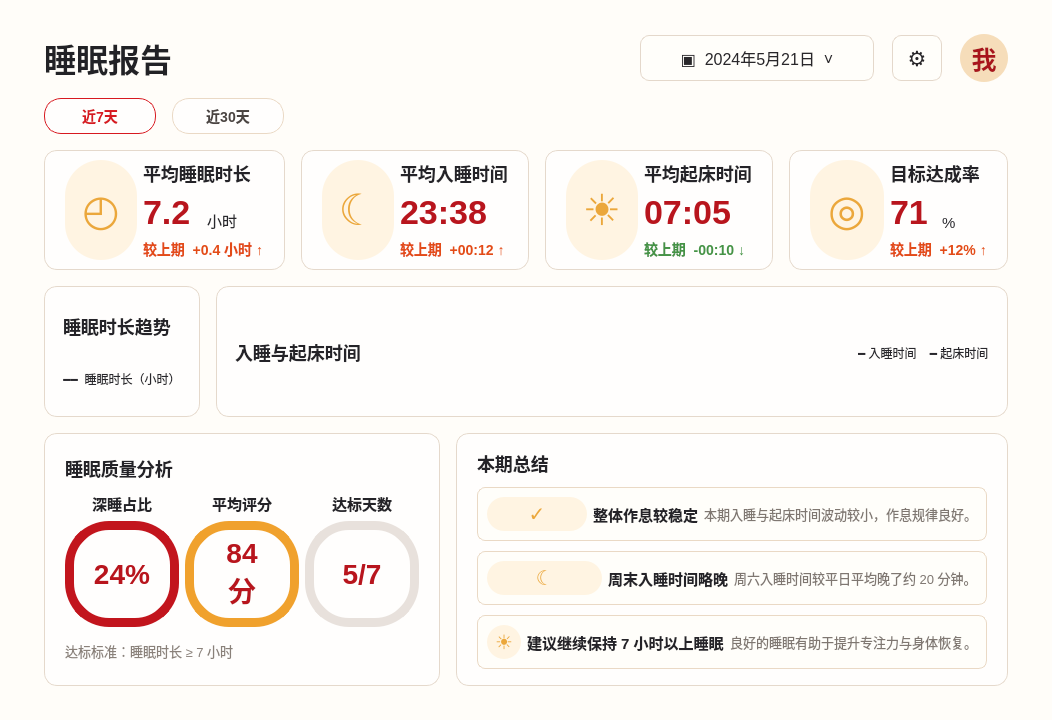
First picture: the form in pages/analysis.ui, repository Rain16hyx/PKUsleeper, before the edit.
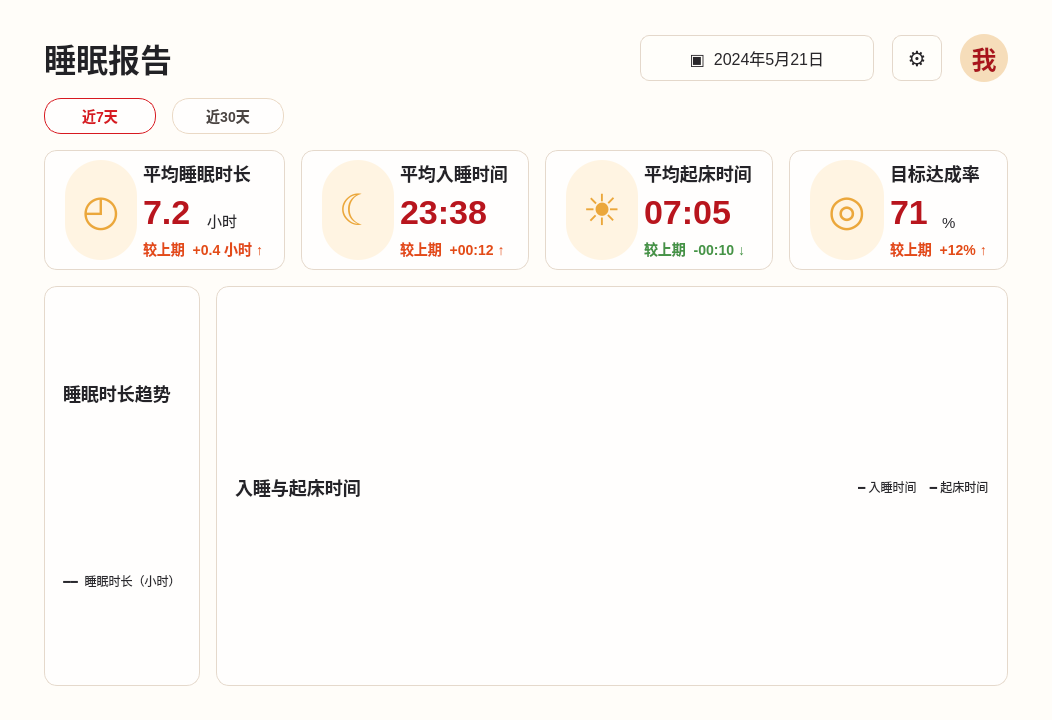
Second picture: the form after the edit.

Patch:
```diff
--- a/pages/analysis.ui
+++ b/pages/analysis.ui
@@ -97,9 +97,7 @@
 #statFrame_3,
 #statFrame_4,
 #durationChartFrame,
-#timeChartFrame,
-#qualityFrame,
-#summaryFrame {
+#timeChartFrame {
     background: #fffefd;
     border: 1px solid #e5d9cc;
     border-radius: 13px;
@@ -123,9 +121,7 @@
 #statTitle_3,
 #statTitle_4,
 #chartTitle,
-#chartTitle_2,
-#chartTitle_3,
-#chartTitle_4 {
+#chartTitle_2 {
     color: #242328;
     font-size: 18px;
     font-weight: 800;
@@ -213,76 +209,9 @@
     font-weight: 800;
 }
 
-#ringLabel,
-#ringLabel_2,
-#ringLabel_3 {
-    min-width: 88px;
-    min-height: 88px;
-    border-radius: 44px;
-    border: 9px solid #f0a12d;
-    background: #fffefd;
-    color: #b8151d;
-    font-size: 28px;
-    font-weight: 900;
-}
-
-#ringLabel {
-    border-color: #c2151d;
-}
-
-#ringLabel_3 {
-    border-color: #e8e1dc;
-}
-
-#qualityTitle,
-#qualityTitle_2,
-#qualityTitle_3 {
-    color: #242328;
-    font-size: 15px;
-    font-weight: 800;
-}
-
-#qualityHint {
-    color: #8a817a;
-    font-size: 13px;
-}
-
-#summaryRow,
-#summaryRow_2,
-#summaryRow_3 {
-    background: #fffefa;
-    border: 1px solid #ead9c5;
-    border-radius: 8px;
-}
-
-#summaryIcon,
-#summaryIcon_2,
-#summaryIcon_3 {
-    min-width: 34px;
-    min-height: 34px;
-    border-radius: 17px;
-    background: #fff4e2;
-    color: #eba73b;
-    font-size: 20px;
-    font-weight: 900;
-}
-
-#summaryTitle,
-#summaryTitle_2,
-#summaryTitle_3 {
-    color: #242328;
-    font-size: 15px;
-    font-weight: 800;
-}
-
-#summaryText,
-#summaryText_2,
-#summaryText_3 {
-    color: #7f7771;
-    font-size: 13px;
-}</string>
+</string>
   </property>
-  <layout class="QVBoxLayout" name="verticalLayout" stretch="0,0,0,1,1">
+  <layout class="QVBoxLayout" name="verticalLayout" stretch="0,0,0,1">
    <property name="spacing">
     <number>16</number>
    </property>
@@ -326,7 +255,7 @@
      <item>
       <widget class="QPushButton" name="dateButton">
        <property name="text">
-        <string>▣  2024年5月21日  ˅</string>
+        <string>▣  2024年5月21日</string>
        </property>
       </widget>
      </item>
@@ -712,246 +641,6 @@
      </item>
     </layout>
    </item>
-   <item>
-    <layout class="QHBoxLayout" name="bottomLayout">
-     <property name="spacing">
-      <number>16</number>
-     </property>
-     <item>
-      <widget class="QFrame" name="qualityFrame">
-       <property name="frameShape">
-        <enum>QFrame::Shape::NoFrame</enum>
-       </property>
-       <layout class="QVBoxLayout" name="qualityLayout">
-        <property name="leftMargin">
-         <number>20</number>
-        </property>
-        <property name="topMargin">
-         <number>16</number>
-        </property>
-        <property name="rightMargin">
-         <number>20</number>
-        </property>
-        <property name="bottomMargin">
-         <number>16</number>
-        </property>
-        <item>
-         <widget class="QLabel" name="chartTitle_3">
-          <property name="text">
-           <string>睡眠质量分析</string>
-          </property>
-         </widget>
-        </item>
-        <item>
-         <layout class="QHBoxLayout" name="ringsLayout">
-          <item>
-           <layout class="QVBoxLayout" name="ringLayout">
-            <item>
-             <widget class="QLabel" name="qualityTitle">
-              <property name="text">
-               <string>深睡占比</string>
-              </property>
-              <property name="alignment">
-               <set>Qt::AlignmentFlag::AlignCenter</set>
-              </property>
-             </widget>
-            </item>
-            <item>
-             <widget class="QLabel" name="ringLabel">
-              <property name="text">
-               <string>24%</string>
-              </property>
-              <property name="alignment">
-               <set>Qt::AlignmentFlag::AlignCenter</set>
-              </property>
-             </widget>
-            </item>
-           </layout>
-          </item>
-          <item>
-           <layout class="QVBoxLayout" name="ringLayout_2">
-            <item>
-             <widget class="QLabel" name="qualityTitle_2">
-              <property name="text">
-               <string>平均评分</string>
-              </property>
-              <property name="alignment">
-               <set>Qt::AlignmentFlag::AlignCenter</set>
-              </property>
-             </widget>
-            </item>
-            <item>
-             <widget class="QLabel" name="ringLabel_2">
-              <property name="text">
-               <string>84
-分</string>
-              </property>
-              <property name="alignment">
-               <set>Qt::AlignmentFlag::AlignCenter</set>
-              </property>
-             </widget>
-            </item>
-           </layout>
-          </item>
-          <item>
-           <layout class="QVBoxLayout" name="ringLayout_3">
-            <item>
-             <widget class="QLabel" name="qualityTitle_3">
-              <property name="text">
-               <string>达标天数</string>
-              </property>
-              <property name="alignment">
-               <set>Qt::AlignmentFlag::AlignCenter</set>
-              </property>
-             </widget>
-            </item>
-            <item>
-             <widget class="QLabel" name="ringLabel_3">
-              <property name="text">
-               <string>5/7</string>
-              </property>
-              <property name="alignment">
-               <set>Qt::AlignmentFlag::AlignCenter</set>
-              </property>
-             </widget>
-            </item>
-           </layout>
-          </item>
-         </layout>
-        </item>
-        <item>
-         <widget class="QLabel" name="qualityHint">
-          <property name="text">
-           <string>达标标准：睡眠时长 ≥ 7 小时</string>
-          </property>
-         </widget>
-        </item>
-       </layout>
-      </widget>
-     </item>
-     <item>
-      <widget class="QFrame" name="summaryFrame">
-       <property name="frameShape">
-        <enum>QFrame::Shape::NoFrame</enum>
-       </property>
-       <layout class="QVBoxLayout" name="summaryLayout">
-        <property name="spacing">
-         <number>10</number>
-        </property>
-        <property name="leftMargin">
-         <number>20</number>
-        </property>
-        <property name="topMargin">
-         <number>16</number>
-        </property>
-        <property name="rightMargin">
-         <number>20</number>
-        </property>
-        <property name="bottomMargin">
-         <number>16</number>
-        </property>
-        <item>
-         <widget class="QLabel" name="chartTitle_4">
-          <property name="text">
-           <string>本期总结</string>
-          </property>
-         </widget>
-        </item>
-        <item>
-         <widget class="QFrame" name="summaryRow">
-          <layout class="QHBoxLayout" name="summaryRowLayout">
-           <item>
-            <widget class="QLabel" name="summaryIcon">
-             <property name="text">
-              <string>✓</string>
-             </property>
-             <property name="alignment">
-              <set>Qt::AlignmentFlag::AlignCenter</set>
-             </property>
-            </widget>
-           </item>
-           <item>
-            <widget class="QLabel" name="summaryTitle">
-             <property name="text">
-              <string>整体作息较稳定</string>
-             </property>
-            </widget>
-           </item>
-           <item>
-            <widget class="QLabel" name="summaryText">
-             <property name="text">
-              <string>本期入睡与起床时间波动较小，作息规律良好。</string>
-             </property>
-            </widget>
-           </item>
-          </layout>
-         </widget>
-        </item>
-        <item>
-         <widget class="QFrame" name="summaryRow_2">
-          <layout class="QHBoxLayout" name="summaryRowLayout_2">
-           <item>
-            <widget class="QLabel" name="summaryIcon_2">
-             <property name="text">
-              <string>☾</string>
-             </property>
-             <property name="alignment">
-              <set>Qt::AlignmentFlag::AlignCenter</set>
-             </property>
-            </widget>
-           </item>
-           <item>
-            <widget class="QLabel" name="summaryTitle_2">
-             <property name="text">
-              <string>周末入睡时间略晚</string>
-             </property>
-            </widget>
-           </item>
-           <item>
-            <widget class="QLabel" name="summaryText_2">
-             <property name="text">
-              <string>周六入睡时间较平日平均晚了约 20 分钟。</string>
-             </property>
-            </widget>
-           </item>
-          </layout>
-         </widget>
-        </item>
-        <item>
-         <widget class="QFrame" name="summaryRow_3">
-          <layout class="QHBoxLayout" name="summaryRowLayout_3">
-           <item>
-            <widget class="QLabel" name="summaryIcon_3">
-             <property name="text">
-              <string>☀</string>
-             </property>
-             <property name="alignment">
-              <set>Qt::AlignmentFlag::AlignCenter</set>
-             </property>
-            </widget>
-           </item>
-           <item>
-            <widget class="QLabel" name="summaryTitle_3">
-             <property name="text">
-              <string>建议继续保持 7 小时以上睡眠</string>
-             </property>
-            </widget>
-           </item>
-           <item>
-            <widget class="QLabel" name="summaryText_3">
-             <property name="text">
-              <string>良好的睡眠有助于提升专注力与身体恢复。</string>
-             </property>
-            </widget>
-           </item>
-          </layout>
-         </widget>
-        </item>
-       </layout>
-      </widget>
-     </item>
-    </layout>
-   </item>
   </layout>
  </widget>
  <resources/>
```
